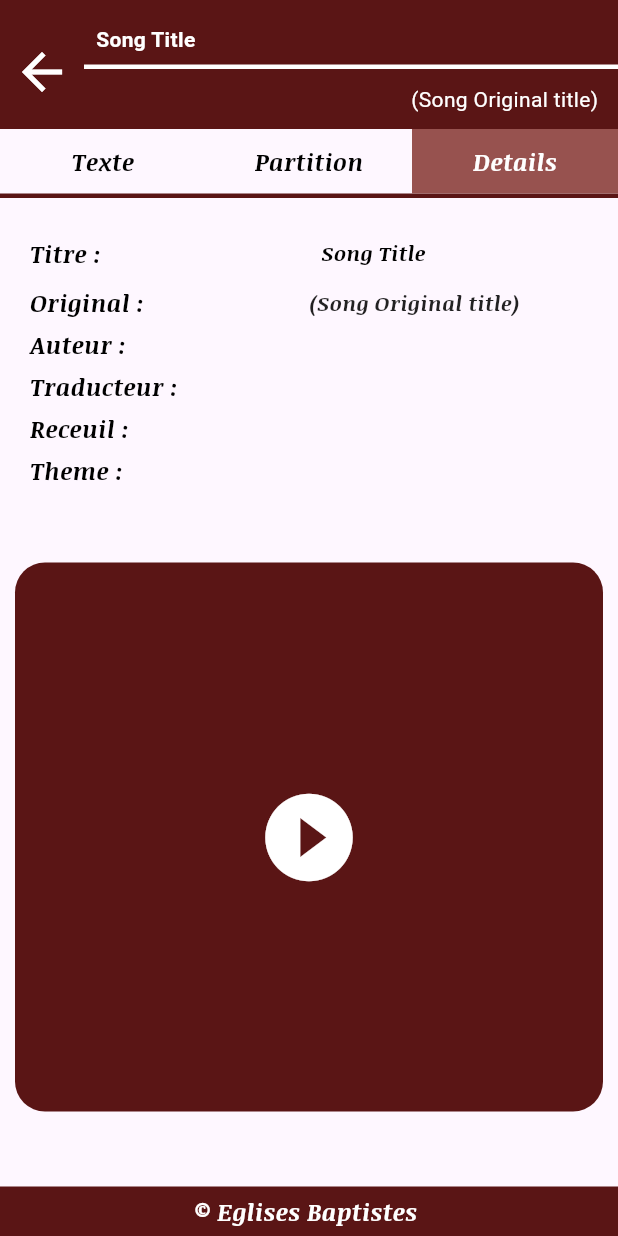
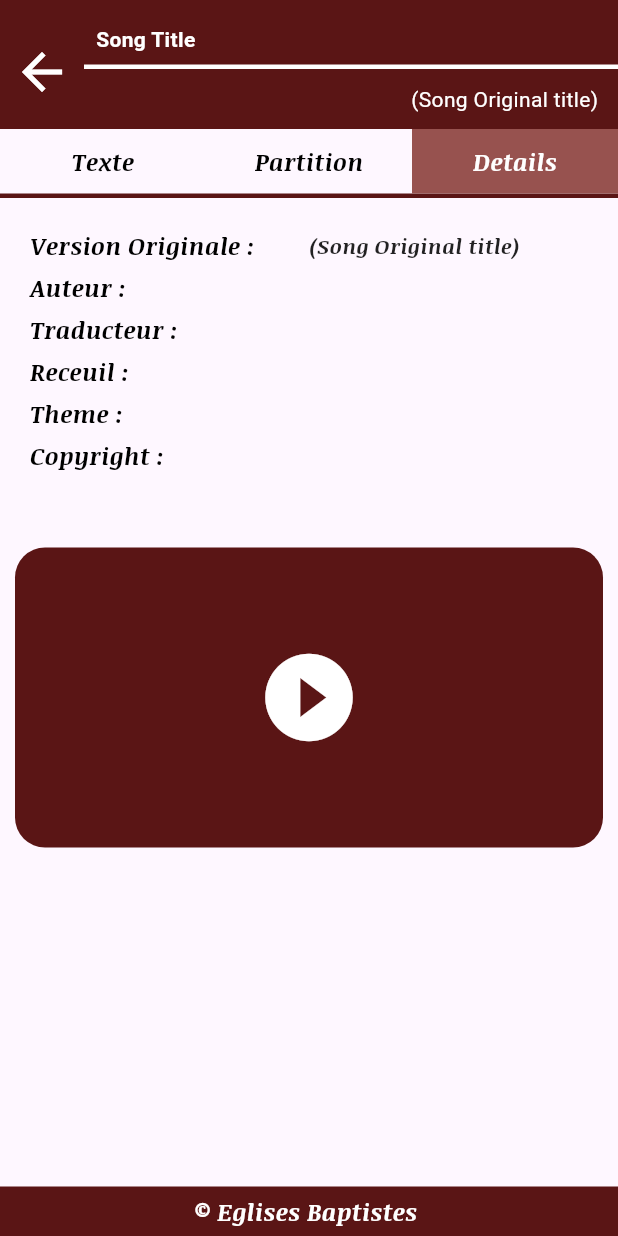
Before and after one commit to hopeforkoami/Cantique_EBB_flutter, a Flutter app: the UnChant screen opened directly with empty values, after a tap on "Partition", after a tap on "Details", after a tap on the "play circle filled" icon, on a phone screen of 412 x 824 dp. Run offline on Flutter 3.47's test engine with Material 3 defaults, Android fonts, the phone set to English and light mode, and no system bars; drawn by our look-alikes of flutter_html; our stand-ins replace animated_splash_screen, page_transition, sqflite; missing offline and left inert: universal_html; accounts and stored records are empty.

Commit message:
update icon

```diff
--- a/lib/unChant.dart
+++ b/lib/unChant.dart
@@ -28,6 +28,7 @@ class _UnChantState extends State<UnChant> {
   String traducteur = "";
   String receuil = "";
   String theme = "";
+  String copyright = "";
   List<String> emptyRefrain = ["<p>&nbsp;</p>", "<p>\n\n</p>"];
   dynamic donnees = [];
   String typeAffichage = "text";
@@ -61,6 +62,9 @@ class _UnChantState extends State<UnChant> {
             theme = data[i.toString()]["theme"] == null
                 ? "unverifed"
                 : data[i.toString()]["theme"].toString();
+            copyright = data[i.toString()]["copyright"] == "<p>&nbsp;</p>"
+                ? "undefined"
+                : data[i.toString()]["copyright"].toString();
           });
           //log("le current id est " + currentId.toString());
         }
@@ -117,7 +121,7 @@ class _UnChantState extends State<UnChant> {
                           width: MediaQuery.of(context).size.width * 0.8,
                           alignment: Alignment.centerRight,
                           child: Text(
-                            original,
+                            original != "<p>&nbsp;</p>" ? original : "",
                             style: TextStyle(color: Colors.white),
                           ),
                         )
@@ -395,7 +399,14 @@ class _UnChantState extends State<UnChant> {
       );
     } else if (typeAffichage == "note") {
       return Center(
-        child: Text("La Partition n'est pas encore disponible"),
+        child: Text(
+          "La Partition n'est pas encore disponible",
+          style: TextStyle(
+              color: Colors.black,
+              fontFamily: csts.primaryFont,
+              fontWeight: FontWeight.bold,
+              fontSize: 16),
+        ),
       );
     } else if (typeAffichage == "details") {
       return detailSection();
@@ -421,7 +432,8 @@ class _UnChantState extends State<UnChant> {
         color: Colors.black87, fontFamily: csts.primaryFont, fontSize: 14);
     String baseUrl = "https://www.youtube.com/results?search_query=";
     String callUrl = "";
-    return Column(
+    return SingleChildScrollView(
+      child: Column(
         children: [
           Container(
             padding: EdgeInsets.only(left: 10, right: 10),
@@ -432,18 +444,14 @@ class _UnChantState extends State<UnChant> {
                 Row(
                   children: [
                     Expanded(
+                        child: Text("Version Originale : ",
+                            style: style_text_libelle)),
+                    Expanded(
                         child: Text(
-                    "Titre : ",
-                    style: style_text_libelle,
-                  )),
-                  Expanded(
-                      child: Html(data: title, style: {
-                    "body": Style(
-                        fontSize: FontSize(14.0),
-                        color: Colors.black,
-                        fontFamily: csts.primaryFont,
-                        fontWeight: FontWeight.normal),
-                  })),
+                            original != "<p>&nbsp;</p>"
+                                ? original
+                                : "Undefined",
+                            style: style_text_valeur))
                   ],
                 ),
                 Container(
@@ -452,16 +460,7 @@ class _UnChantState extends State<UnChant> {
                 Row(
                   children: [
                     Expanded(
-                      child: Text("Original : ", style: style_text_libelle)),
-                  Expanded(child: Text(original, style: style_text_valeur))
-                ],
-              ),
-              Container(
-                height: 5,
-              ),
-              Row(
-                children: [
-                  Expanded(child: Text("Auteur : ", style: style_text_libelle)),
+                        child: Text("Auteur : ", style: style_text_libelle)),
                     Expanded(child: Text(auteur, style: style_text_valeur))
                   ],
                 ),
@@ -471,7 +470,8 @@ class _UnChantState extends State<UnChant> {
                 Row(
                   children: [
                     Expanded(
-                      child: Text("Traducteur : ", style: style_text_libelle)),
+                        child:
+                            Text("Traducteur : ", style: style_text_libelle)),
                     Expanded(child: Text(traducteur, style: style_text_valeur))
                   ],
                 ),
@@ -490,16 +490,25 @@ class _UnChantState extends State<UnChant> {
                 ),
                 Row(
                   children: [
-                  Expanded(child: Text("Theme : ", style: style_text_libelle)),
+                    Expanded(
+                        child: Text("Theme : ", style: style_text_libelle)),
                     Expanded(child: Text(theme, style: style_text_valeur))
+                  ],
+                ),
+                Container(
+                  height: 5,
+                ),
+                Row(
+                  children: [
+                    Expanded(
+                        child: Text("Copyright : ", style: style_text_libelle)),
+                    Expanded(child: Text(copyright, style: style_text_valeur))
                   ],
                 ),
               ],
             ),
           ),
-        Expanded(
-          //video or audio link
-          child: InkWell(
+          InkWell(
             child: Container(
               height: 200,
               decoration: BoxDecoration(
@@ -514,19 +523,24 @@ class _UnChantState extends State<UnChant> {
               ),
             ),
             onTap: () =>
-                {_launchInBrowser(baseUrl + updateStringForResearch())},
-          ),
+                launchUrl(Uri.parse(baseUrl + updateStringForResearch())),
           ),
           Container(
             height: 50,
           )
         ],
+      ),
     );
   }
 
   Future<void> _launchInBrowser(String url) async {
-    if (await canLaunch(url)) {
-      await launch(url);
+    if (await canLaunchUrl(Uri.parse(url))) {
+      await launch(
+        url,
+        forceSafariVC: false,
+        forceWebView: false,
+        headers: <String, String>{'my_header_key': 'my_header_value'},
+      );
     } else {
       throw 'Could not launch $url';
     }
```
Also changed, not shown: 17 other files. Lines whose indentation alone changed are shown as unchanged.
